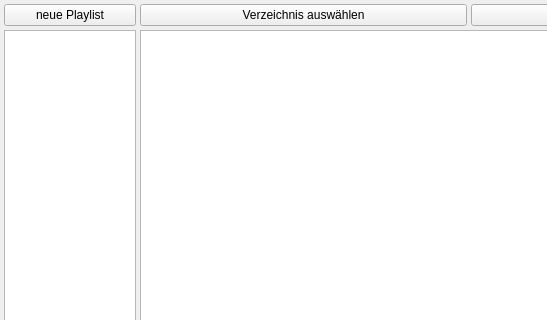
Before: the Qt Designer form mainwindow.ui in mishale/MP3Player-Qt, drawn with Qt 5; both pictures show x 0 to 547 and y 0 to 320 of the 800 by 600 pixel window.
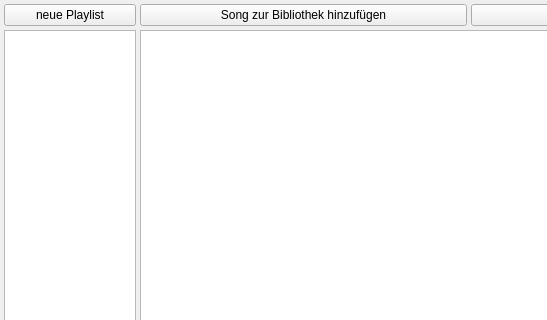
After: the same form once the commit is applied. Icons and pictures are not drawn.

```diff
--- a/mainwindow.ui
+++ b/mainwindow.ui
@@ -77,7 +77,7 @@
            <item>
             <widget class="QPushButton" name="selectDirButton">
              <property name="text">
-              <string>Verzeichnis auswählen</string>
+              <string>Song zur Bibliothek hinzufügen</string>
              </property>
             </widget>
            </item>
```
